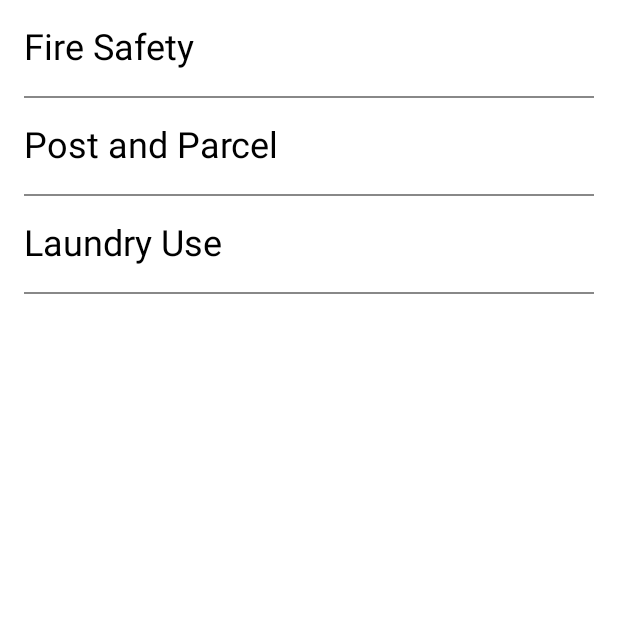
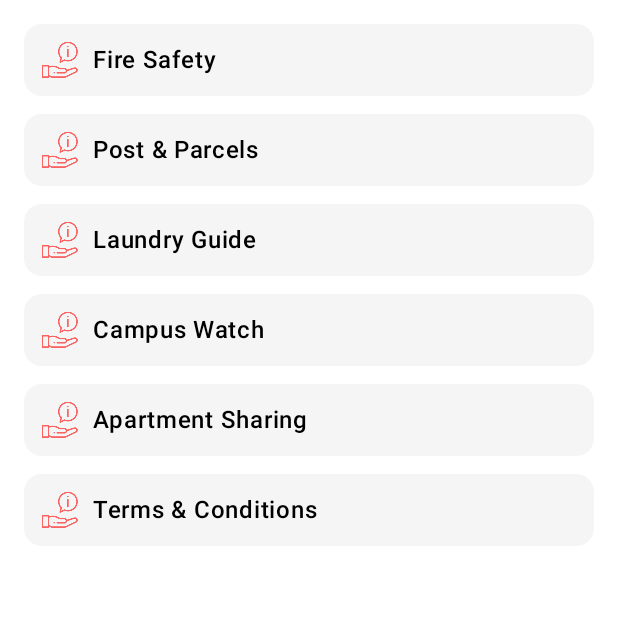
Before and after one commit to Adedeji-Kehinde/GHR, an Android app built with Jetpack Compose: the composable UsefulInfoPageContent shown on its own in the app's theme, on a phone screen of 412 x 824 dp, the top half of it. Run offline under Robolectric (Android 15) with nearby library versions, the phone set to English and light mode, and no system bars; network calls fail.

Commit message:
updated useful information

```diff
--- a/app/src/main/java/com/griffith/ghr/usefulInfoPage.kt
+++ b/app/src/main/java/com/griffith/ghr/usefulInfoPage.kt
@@ -8,6 +8,7 @@ import androidx.compose.foundation.background
 import androidx.compose.foundation.clickable
 import androidx.compose.foundation.layout.*
 import androidx.compose.foundation.rememberScrollState
+import androidx.compose.foundation.shape.RoundedCornerShape
 import androidx.compose.foundation.verticalScroll
 import androidx.compose.material.icons.Icons
 import androidx.compose.material.icons.filled.Close
@@ -18,7 +19,10 @@ import androidx.compose.ui.Modifier
 import androidx.compose.ui.graphics.Color
 import androidx.compose.ui.graphics.asImageBitmap
 import androidx.compose.ui.platform.LocalContext
+import androidx.compose.ui.res.painterResource
+import androidx.compose.ui.text.font.FontWeight
 import androidx.compose.ui.unit.dp
+import androidx.compose.ui.unit.sp
 import androidx.navigation.NavController
 import kotlinx.coroutines.launch
 import java.io.File
@@ -31,13 +35,14 @@ fun UsefulInfoPage(navController: NavController) {
     // State for menu drawer
     val menuDrawerState = rememberDrawerState(DrawerValue.Closed)
 
-    var pdfFileName by remember { mutableStateOf<String?>(null) }
+    var selectedSection by remember { mutableStateOf<Pair<String, String>?>(null) }
 
     Box(modifier = Modifier.fillMaxSize()) {
-        if (pdfFileName != null) {
+        if (selectedSection != null) {
             PdfViewerScreen(
-                fileName = pdfFileName!!,
-                onClose = { pdfFileName = null } // Clear file name to close viewer
+                sectionTitle = selectedSection!!.first, // Show section name in the top bar
+                fileName = selectedSection!!.second,
+                onClose = { selectedSection = null }
             )
         } else {
             // Main Content with Menu Drawer
@@ -53,23 +58,17 @@ fun UsefulInfoPage(navController: NavController) {
                 Scaffold(
                     topBar = {
                         AppHeader(
-                            onMenuClick = {
-                                scope.launch {
-                                    menuDrawerState.open() // Open the menu drawer
-                                }
-                            },
-                            onNotificationClick = {
-                                // Open the notification drawer
-                            },
+                            onMenuClick = { scope.launch { menuDrawerState.open() } },
+                            onNotificationClick = { /* Open the notification drawer */ },
                             navController = navController,
-                            showBackButton = true,  // Show back button for navigation
+                            showBackButton = true,
                         )
                     },
                     content = { innerPadding ->
                         UsefulInfoPageContent(
                             navController = navController,
                             innerPadding = innerPadding,
-                            onOpenPdf = { pdfFileName = it }
+                            onOpenPdf = { title, file -> selectedSection = title to file }
                         )
                     }
                 )
@@ -82,12 +81,15 @@ fun UsefulInfoPage(navController: NavController) {
 fun UsefulInfoPageContent(
     navController: NavController,
     innerPadding: PaddingValues,
-    onOpenPdf: (String) -> Unit
+    onOpenPdf: (String, String) -> Unit
 ) {
     val sections = listOf(
         "Fire Safety" to "fire_safety.pdf",
-        "Post and Parcel" to "post_and_parcel.pdf",
-        "Laundry Use" to "laundry.pdf"
+        "Post & Parcels" to "post_and_parcel.pdf",
+        "Laundry Guide" to "laundry.pdf",
+        "Campus Watch" to "campus_watch.pdf",
+        "Apartment Sharing" to "sharing_apartments.pdf",
+        "Terms & Conditions" to "terms_conditions.pdf"
     )
 
     Column(
@@ -95,27 +97,45 @@ fun UsefulInfoPageContent(
             .fillMaxSize()
             .background(Color.White)
             .padding(innerPadding)
-            .padding(16.dp),
-        verticalArrangement = Arrangement.Top,
-        horizontalAlignment = Alignment.Start
+            .padding(16.dp)
+            .verticalScroll(rememberScrollState()),
+        verticalArrangement = Arrangement.spacedBy(12.dp)
     ) {
         sections.forEach { (title, fileName) ->
-            Text(
-                text = title,
-                style = MaterialTheme.typography.headlineSmall,
-                color = Color.Black,
-                modifier = Modifier.clickable { onOpenPdf(fileName) }
-            )
-            Spacer(modifier = Modifier.height(16.dp))
-            Divider(thickness = 1.dp, color = Color.Gray)
-            Spacer(modifier = Modifier.height(16.dp))
+            Card(
+                modifier = Modifier
+                    .fillMaxWidth()
+                    .clickable { onOpenPdf(title, fileName) },
+                shape = RoundedCornerShape(12.dp),
+                colors = CardDefaults.cardColors(containerColor = Color(0xFFF5F5F5))
+            ) {
+                Row(
+                    modifier = Modifier
+                        .fillMaxWidth()
+                        .padding(12.dp),
+                    verticalAlignment = Alignment.CenterVertically
+                ) {
+                    Icon(
+                        painter = painterResource(id = R.drawable.info),
+                        contentDescription = null,
+                        tint = Color.Red,
+                        modifier = Modifier.size(24.dp)
+                    )
+                    Spacer(modifier = Modifier.width(10.dp))
+                    Text(
+                        text = title,
+                        fontWeight = FontWeight.Medium,
+                        color = Color.Black,
+                    )
+                }
+            }
         }
     }
 }
 
 @OptIn(ExperimentalMaterial3Api::class)
 @Composable
-fun PdfViewerScreen(fileName: String, onClose: () -> Unit) {
+fun PdfViewerScreen(sectionTitle: String, fileName: String, onClose: () -> Unit) {
     val context = LocalContext.current
     val bitmaps = remember { mutableStateListOf<Bitmap>() }
 
@@ -135,8 +155,7 @@ fun PdfViewerScreen(fileName: String, onClose: () -> Unit) {
 
         for (pageIndex in 0 until pdfRenderer.pageCount) {
             val page = pdfRenderer.openPage(pageIndex)
-            // Scale the bitmap to fit the screen width
-            val scale = context.resources.displayMetrics.density * 2 // Adjust scale factor as needed
+            val scale = context.resources.displayMetrics.density * 2
             val bitmap = Bitmap.createBitmap(
                 (page.width * scale).toInt(),
                 (page.height * scale).toInt(),
@@ -152,7 +171,7 @@ fun PdfViewerScreen(fileName: String, onClose: () -> Unit) {
     Scaffold(
         topBar = {
             TopAppBar(
-                title = { Text("PDF Viewer") },
+                title = { Text(sectionTitle, fontSize = 18.sp) }, // Display section title instead of "PDF Viewer"
                 navigationIcon = {
                     IconButton(onClick = onClose) {
                         Icon(Icons.Default.Close, contentDescription = "Close")
@@ -164,8 +183,9 @@ fun PdfViewerScreen(fileName: String, onClose: () -> Unit) {
         Column(
             modifier = Modifier
                 .fillMaxSize()
-                .verticalScroll(rememberScrollState())
                 .padding(innerPadding)
+                .verticalScroll(rememberScrollState()),
+            horizontalAlignment = Alignment.CenterHorizontally
         ) {
             bitmaps.forEach { bitmap ->
                 Image(
@@ -173,7 +193,7 @@ fun PdfViewerScreen(fileName: String, onClose: () -> Unit) {
                     contentDescription = null,
                     modifier = Modifier
                         .fillMaxWidth()
-                        .padding(8.dp)
+                        .padding(6.dp)
                 )
             }
         }
```
